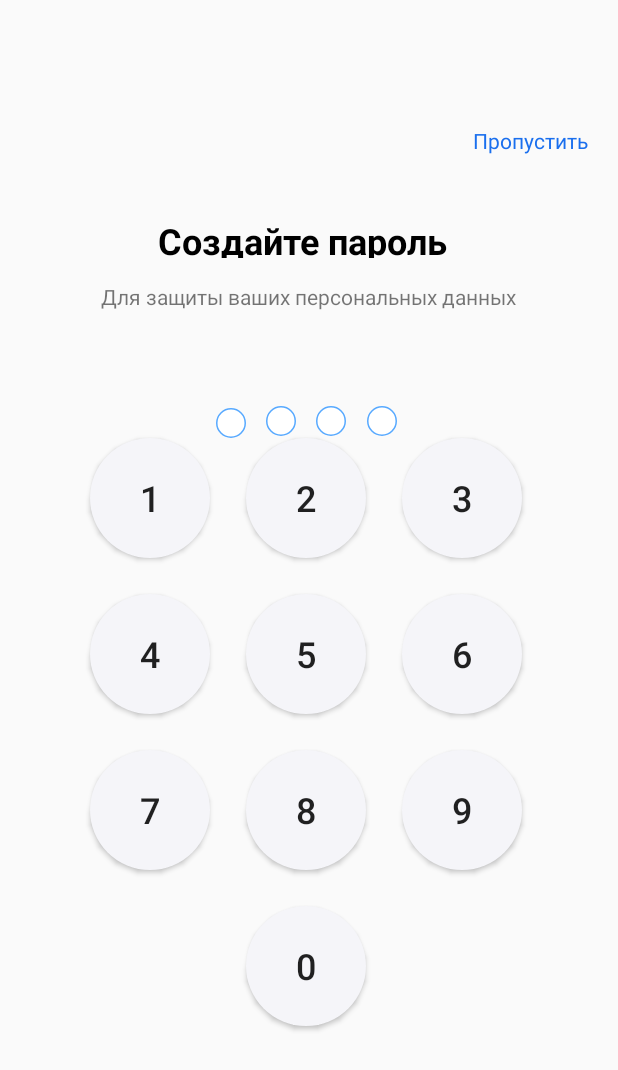
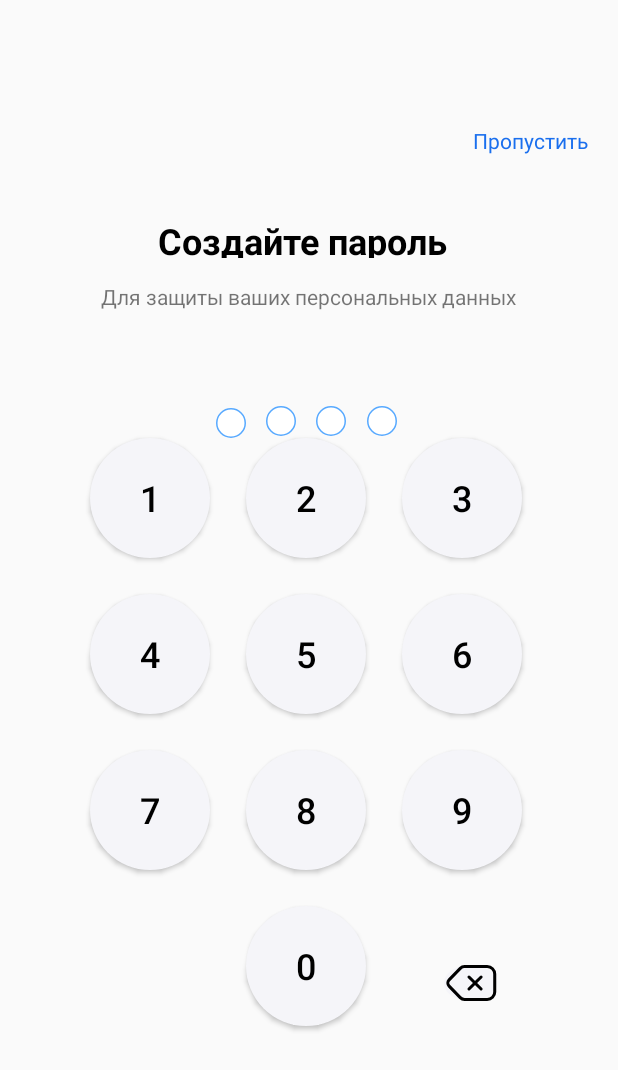
Before and after one commit to fa1ryJack/myFirstRepo, an Android app: the CreatePassword screen opened directly, with no data from a screen before it, on a phone screen of 412 x 824 dp. Shown: the top 1070 px of the screen. Run offline under Robolectric (Android 15) with nearby library versions, the phone set to English and light mode, and no system bars.

Commit message:
More stuff

```diff
--- a/app/src/main/java/com/example/practice/PasswordInput.kt
+++ b/app/src/main/java/com/example/practice/PasswordInput.kt
@@ -24,6 +24,7 @@ var password = password
             R.id.pass9 ->{password += "9"}
             R.id.pass0 ->{password += "0"}
             R.id.pass3 ->{password += "3"}
+           R.id.passD ->{if (!password.isEmpty()){password = password.substring(0, password.length-1)}}
         }
            return  password
     }}
--- a/app/src/main/java/com/example/practice/Splash.kt
+++ b/app/src/main/java/com/example/practice/Splash.kt
@@ -23,7 +23,7 @@ class Splash : AppCompatActivity() {
         Timer("timer", false).schedule(2000){
             startActivity(intent)
             finish()
-        }}else if (CurrentFlag=="done"){var intent = Intent(this, MainActivity::class.java)
+        }}else if (CurrentFlag=="done"){var intent = Intent(this, Main::class.java)
             Timer("timer", false).schedule(2000){
                 startActivity(intent)
                 finish()
--- /dev/null
+++ b/app/src/main/java/com/example/practice/retrofit/Token.kt
@@ -0,0 +1,5 @@
+package com.example.practice.retrofit
+
+data class Token(
+    var token: String
+)
--- /dev/null
+++ b/app/src/main/res/drawable/del_icon.xml
@@ -0,0 +1,23 @@
+<vector xmlns:android="http://schemas.android.com/apk/res/android"
+    android:width="35dp"
+    android:height="24dp"
+    android:viewportWidth="35"
+    android:viewportHeight="24">
+  <path
+      android:pathData="M10.746,2.232C11.5,1.445 12.543,1 13.634,1L28.5,1C31.261,1 33.5,3.239 33.5,6V18C33.5,20.761 31.261,23 28.5,23L13.634,23C12.543,23 11.5,22.555 10.746,21.768L3.374,14.076C2.262,12.915 2.262,11.085 3.374,9.924L10.746,2.232Z"
+      android:strokeWidth="2"
+      android:fillColor="#00000000"
+      android:strokeColor="#000000"/>
+  <path
+      android:pathData="M16.5,8L24.5,16"
+      android:strokeWidth="2"
+      android:fillColor="#00000000"
+      android:strokeColor="#000000"
+      android:strokeLineCap="round"/>
+  <path
+      android:pathData="M24.5,8L16.5,16"
+      android:strokeWidth="2"
+      android:fillColor="#00000000"
+      android:strokeColor="#000000"
+      android:strokeLineCap="round"/>
+</vector>
--- /dev/null
+++ b/app/src/main/res/drawable/pressed_button_for_password.xml
@@ -0,0 +1,8 @@
+<?xml version="1.0" encoding="utf-8"?>
+<selector xmlns:android="http://schemas.android.com/apk/res/android">
+    <item android:state_pressed="true"
+        android:drawable="@drawable/indicator_ac" />
+    <item android:state_pressed="false"
+        android:drawable="@drawable/round_button"/>
+
+</selector>
--- /dev/null
+++ b/app/src/main/res/drawable/text_color_pressed.xml
@@ -0,0 +1,7 @@
+<?xml version="1.0" encoding="utf-8"?>
+<selector xmlns:android="http://schemas.android.com/apk/res/android">
+<item android:state_pressed="true"
+    android:color="@color/white"/>
+    <item android:state_pressed="false"
+        android:color="@color/black"/>
+</selector>
--- a/app/src/main/res/layout/activity_create_password.xml
+++ b/app/src/main/res/layout/activity_create_password.xml
@@ -54,7 +54,8 @@
         android:layout_height="80dp"
         android:layout_marginStart="164dp"
         android:layout_marginTop="396dp"
-        android:background="@drawable/round_button"
+        android:background="@drawable/pressed_button_for_password"
+        android:textColor="@drawable/text_color_pressed"
         android:onClick="password"
         android:text="5"
         android:textSize="24sp"
@@ -67,7 +68,8 @@
         android:layout_height="80dp"
         android:layout_marginStart="60dp"
         android:layout_marginTop="500dp"
-        android:background="@drawable/round_button"
+        android:background="@drawable/pressed_button_for_password"
+        android:textColor="@drawable/text_color_pressed"
         android:onClick="password"
         android:text="7"
         android:textSize="24sp"
@@ -80,7 +82,8 @@
         android:layout_height="80dp"
         android:layout_marginStart="60dp"
         android:layout_marginTop="396dp"
-        android:background="@drawable/round_button"
+        android:background="@drawable/pressed_button_for_password"
+        android:textColor="@drawable/text_color_pressed"
         android:onClick="password"
         android:text="4"
         android:textSize="24sp"
@@ -93,7 +96,8 @@
         android:layout_height="80dp"
         android:layout_marginStart="164dp"
         android:layout_marginTop="292dp"
-        android:background="@drawable/round_button"
+        android:background="@drawable/pressed_button_for_password"
+        android:textColor="@drawable/text_color_pressed"
         android:onClick="password"
         android:text="2"
         android:textSize="24sp"
@@ -106,7 +110,8 @@
         android:layout_height="80dp"
         android:layout_marginStart="164dp"
         android:layout_marginTop="604dp"
-        android:background="@drawable/round_button"
+        android:background="@drawable/pressed_button_for_password"
+        android:textColor="@drawable/text_color_pressed"
         android:onClick="password"
         android:text="0"
         android:textSize="24sp"
@@ -119,7 +124,8 @@
         android:layout_height="80dp"
         android:layout_marginStart="164dp"
         android:layout_marginTop="500dp"
-        android:background="@drawable/round_button"
+        android:background="@drawable/pressed_button_for_password"
+        android:textColor="@drawable/text_color_pressed"
         android:onClick="password"
         android:text="8"
         android:textSize="24sp"
@@ -132,7 +138,8 @@
         android:layout_height="80dp"
         android:layout_marginStart="268dp"
         android:layout_marginTop="500dp"
-        android:background="@drawable/round_button"
+        android:background="@drawable/pressed_button_for_password"
+        android:textColor="@drawable/text_color_pressed"
         android:onClick="password"
         android:text="9"
         android:textSize="24sp"
@@ -145,7 +152,8 @@
         android:layout_height="80dp"
         android:layout_marginStart="268dp"
         android:layout_marginTop="396dp"
-        android:background="@drawable/round_button"
+        android:background="@drawable/pressed_button_for_password"
+        android:textColor="@drawable/text_color_pressed"
         android:onClick="password"
         android:text="6"
         android:textSize="24sp"
@@ -158,7 +166,8 @@
         android:layout_height="80dp"
         android:layout_marginStart="268dp"
         android:layout_marginTop="292dp"
-        android:background="@drawable/round_button"
+        android:background="@drawable/pressed_button_for_password"
+        android:textColor="@drawable/text_color_pressed"
         android:onClick="password"
         android:text="3"
         android:textSize="24sp"
@@ -171,7 +180,8 @@
         android:layout_height="80dp"
         android:layout_marginStart="60dp"
         android:layout_marginTop="292dp"
-        android:background="@drawable/round_button"
+        android:background="@drawable/pressed_button_for_password"
+        android:textColor="@drawable/text_color_pressed"
         android:onClick="password"
         android:text="1"
         android:textSize="24sp"
@@ -226,4 +236,20 @@
         app:layout_constraintVertical_bias="0.337"
         app:srcCompat="@drawable/indicator_inac" />
 
+    <ImageView
+        android:id="@+id/passD"
+        android:layout_width="wrap_content"
+        android:layout_height="wrap_content"
+        android:layout_marginStart="52dp"
+        android:layout_marginTop="46dp"
+        app:layout_constraintBottom_toBottomOf="parent"
+        app:layout_constraintEnd_toEndOf="parent"
+        android:onClick="password"
+        app:layout_constraintHorizontal_bias="0.0"
+android:background="@drawable/pressed_button_for_password"
+        app:layout_constraintStart_toEndOf="@+id/pass0"
+        app:layout_constraintTop_toBottomOf="@+id/pass9"
+        app:layout_constraintVertical_bias="0.098"
+        app:srcCompat="@drawable/del_icon" />
+
 </androidx.constraintlayout.widget.ConstraintLayout>
--- a/app/src/main/res/values/colors.xml
+++ b/app/src/main/res/values/colors.xml
@@ -12,5 +12,4 @@
     <color name="butt_av">#1A6FEE</color>
     <color name="my_circle">#57A9FF</color>
     <color name="my_back">#F5F5F5</color>
-
 </resources>
```
Also changed, not shown: app/src/main/java/com/example/practice/CreatePassword.kt (+32 -2 lines), app/src/main/java/com/example/practice/EmailCodeCheck.kt (+7 -2 lines), app/src/main/java/com/example/practice/Main.kt (+26 -0 lines), app/src/main/java/com/example/practice/MainActivity2.kt (+4 -4 lines), app/src/main/java/com/example/practice/OnboardingForTest.kt (added, +20 -0 lines), app/src/main/java/com/example/practice/retrofit/API.kt (+11 -2 lines), app/src/main/java/com/example/practice/retrofit/Catalog.kt (added, +12 -0 lines), app/src/main/res/drawable/pressed_for_password_delete.xml (added, +8 -0 lines), app/src/main/res/drawable/delete_icon.png (added).
